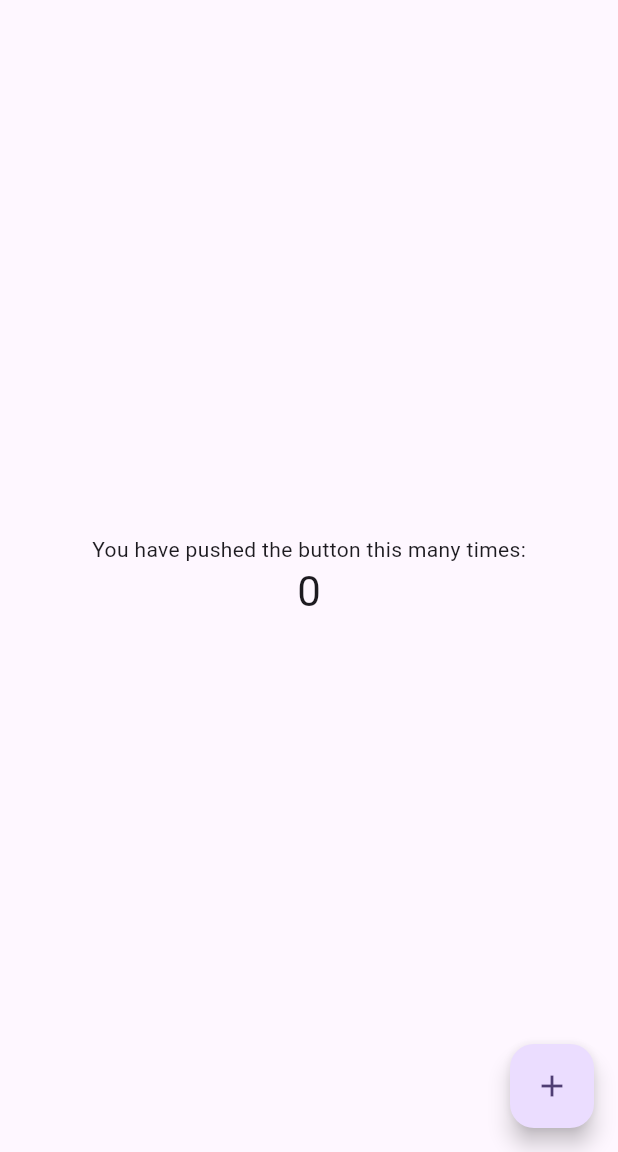
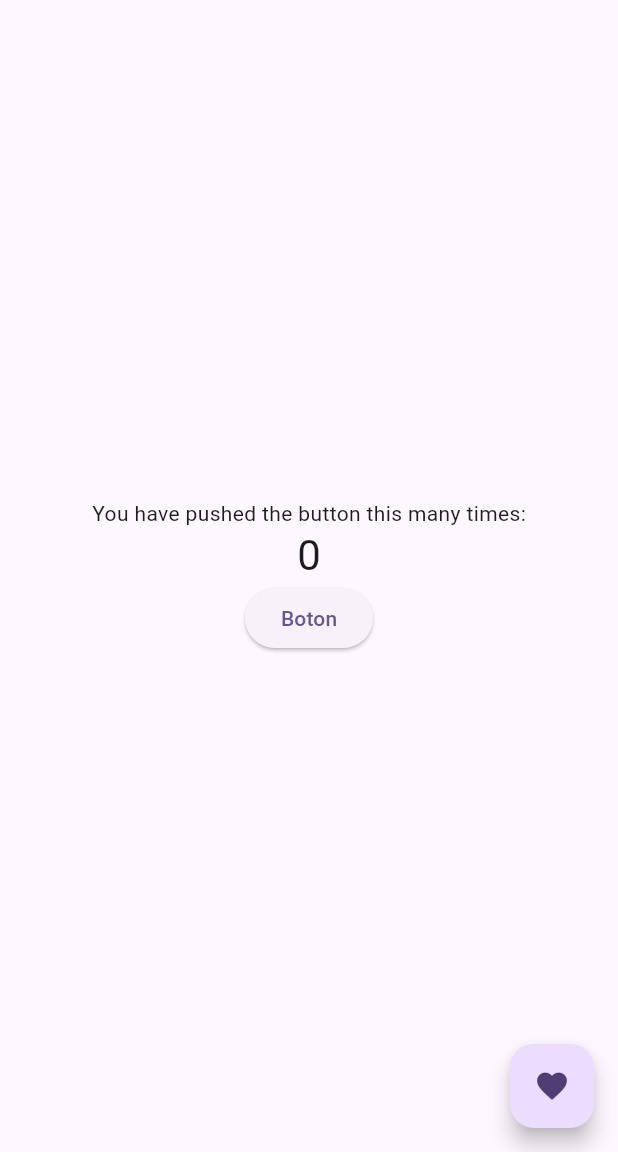
Before and after one commit to jorgejsandoval/Prueba-Flutter-2, a Flutter app: the screen it shows after launch, on a phone screen of 412 x 824 dp, the part 84-1236 px from its top. Run offline on Flutter 3.47's test engine with Material 3 defaults, Android fonts, the phone set to English and light mode, and no system bars.

Commit message:
Probando botones por mi cuenta

```diff
--- a/lib/main.dart
+++ b/lib/main.dart
@@ -49,6 +49,8 @@ class MyHomePage extends StatefulWidget {
   // always marked "final".
 
   final String title;
+
+
 
   @override
   State<MyHomePage> createState() => _MyHomePageState();
@@ -112,14 +114,25 @@ class _MyHomePageState extends State<MyHomePage> {
               '$_counter',
               style: Theme.of(context).textTheme.headlineMedium,
             ),
+             ElevatedButton(
+              onPressed: (){
+                print('Pressed');
+              },
+              child: Text('Boton'),
+            ),
           ],
         ),
       ),
-      floatingActionButton: FloatingActionButton(
+     /* floatingActionButton: FloatingActionButton(
         onPressed: _incrementCounter,
         tooltip: 'Increment',
         child: const Icon(Icons.add),
-      ), // This trailing comma makes auto-formatting nicer for build methods.
+      ),*/ // This trailing comma makes auto-formatting nicer for build methods.
+      floatingActionButton: FloatingActionButton(
+        onPressed: null,
+        tooltip: 'Pensando que hacer con esto',
+        child: const Icon(Icons.favorite),
+      ),
     );
   }
 }
```
